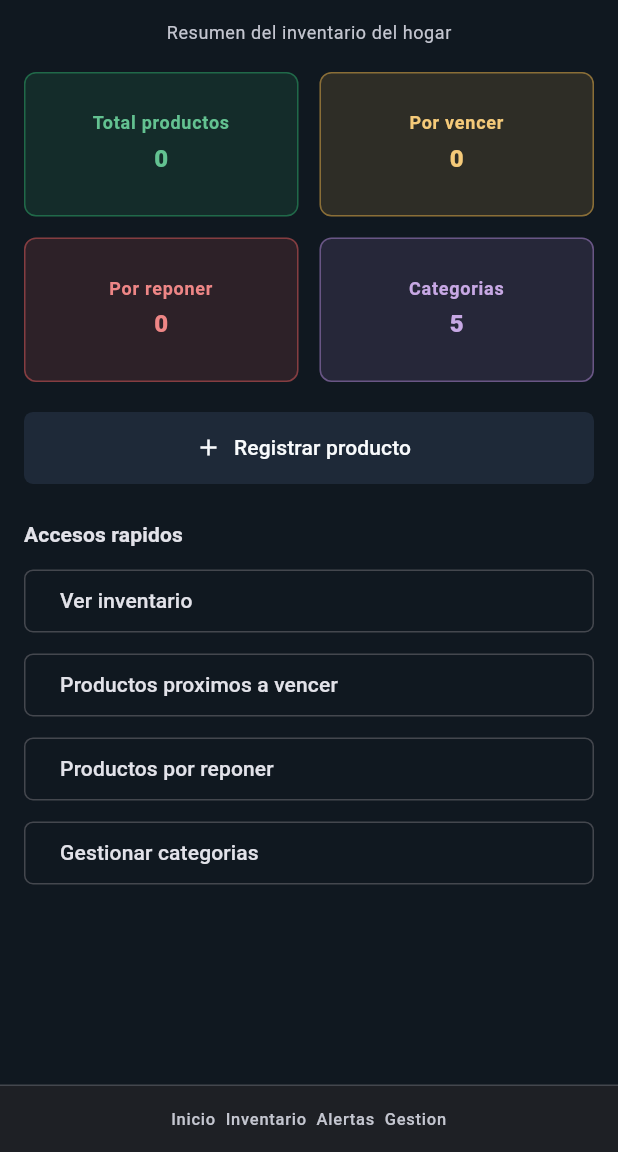
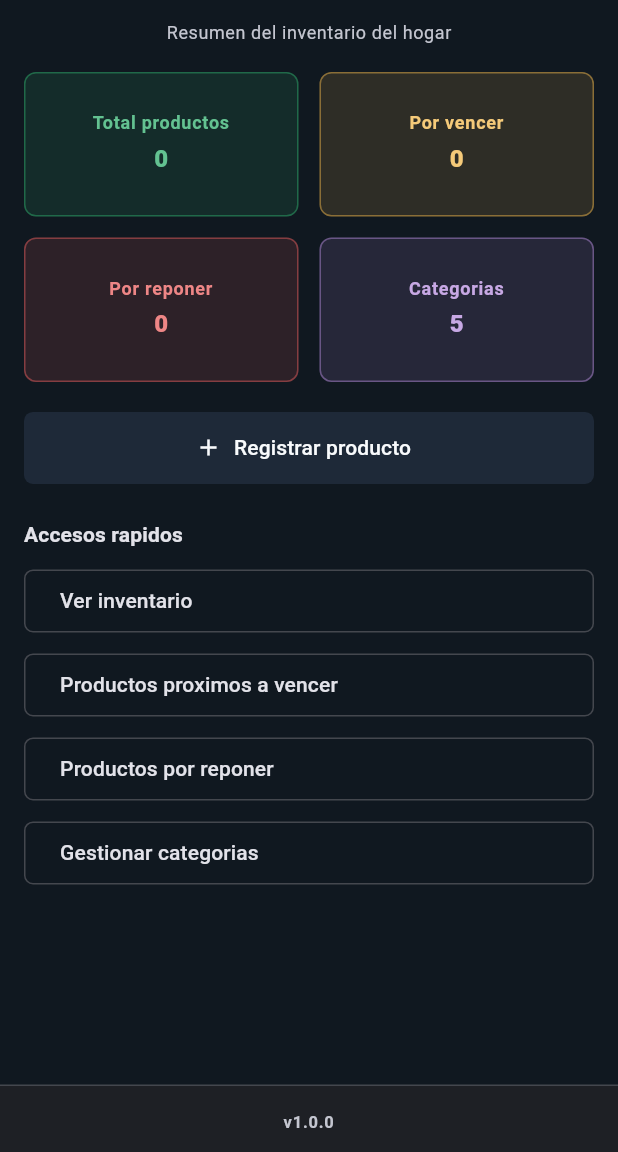
Before and after one commit to dfchaparro-poli/hogar-stock, a Flutter app: the screen it shows after launch, on a phone screen of 412 x 824 dp, the part 84-1236 px from its top. Run offline on Flutter 3.47's test engine with Material 3 defaults, Android fonts, the phone set to English and light mode, and no system bars; our stand-ins replace hive, hive_flutter, package_info_plus; accounts and stored records are empty.

Commit message:
feat: Update version to 1.0.0+3 and integrate package_info_plus for displaying app version in the dashboard

```diff
--- a/source/lib/screens/dashboard_screen.dart
+++ b/source/lib/screens/dashboard_screen.dart
@@ -1,5 +1,6 @@
 import 'package:flutter/material.dart';
 import 'package:hive_flutter/hive_flutter.dart';
+import 'package:package_info_plus/package_info_plus.dart';
 
 import '../core/app_colors.dart';
 import '../models/category.dart';
@@ -263,23 +264,48 @@ class _QuickAccessButton extends StatelessWidget {
 class _DashboardFooter extends StatelessWidget {
   const _DashboardFooter();
 
+  static final Future<PackageInfo> _packageInfo = PackageInfo.fromPlatform();
+
   @override
   Widget build(BuildContext context) {
     return Container(
       width: double.infinity,
-      padding: const EdgeInsets.symmetric(vertical: 14),
+      padding: const EdgeInsets.symmetric(horizontal: 16, vertical: 12),
       decoration: BoxDecoration(
         color: Theme.of(context).colorScheme.surfaceContainer,
         border: Border(
           top: BorderSide(color: Theme.of(context).colorScheme.outlineVariant),
         ),
       ),
-      child: Text(
-        'Inicio  Inventario  Alertas  Gestion',
-        textAlign: TextAlign.center,
-        style: Theme.of(context).textTheme.labelSmall?.copyWith(
-          color: Theme.of(context).colorScheme.onSurfaceVariant,
-        ),
+      child: FutureBuilder<PackageInfo>(
+        future: _packageInfo,
+        builder: (context, snapshot) {
+          final version = snapshot.hasData ? 'v${snapshot.data!.version}' : '';
+
+          return Column(
+            mainAxisSize: MainAxisSize.min,
+            children: [
+              // Text(
+              //   'Inicio  Inventario  Alertas  Gestion',
+              //   textAlign: TextAlign.center,
+              //   style: Theme.of(context).textTheme.labelSmall?.copyWith(
+              //     color: Theme.of(context).colorScheme.onSurfaceVariant,
+              //   ),
+              // ),
+              if (version.isNotEmpty) ...[
+                const SizedBox(height: 4),
+                Text(
+                  version,
+                  textAlign: TextAlign.center,
+                  style: Theme.of(context).textTheme.labelSmall?.copyWith(
+                    color: Theme.of(context).colorScheme.onSurfaceVariant,
+                    fontWeight: FontWeight.w700,
+                  ),
+                ),
+              ],
+            ],
+          );
+        },
       ),
     );
   }
--- a/source/pubspec.yaml
+++ b/source/pubspec.yaml
@@ -16,7 +16,7 @@ publish_to: 'none' # Remove this line if you wish to publish to pub.dev
 # https://developer.apple.com/library/archive/documentation/General/Reference/InfoPlistKeyReference/Articles/CoreFoundationKeys.html
 # In Windows, build-name is used as the major, minor, and patch parts
 # of the product and file versions while build-number is used as the build suffix.
-version: 1.0.0+1
+version: 1.0.0+3
 
 environment:
   sdk: ^3.12.1
@@ -36,6 +36,7 @@ dependencies:
   hive_flutter: ^1.1.0
   intl: ^0.20.2
   uuid: ^4.5.2
+  package_info_plus: ^10.1.0
 
 dev_dependencies:
   flutter_test:
```
